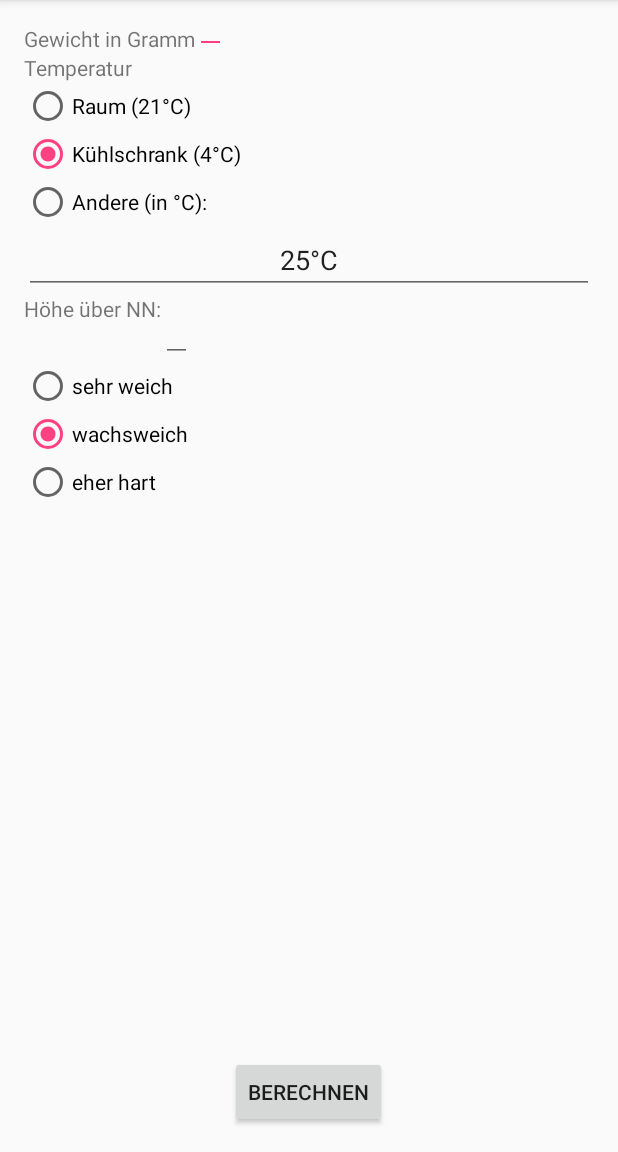
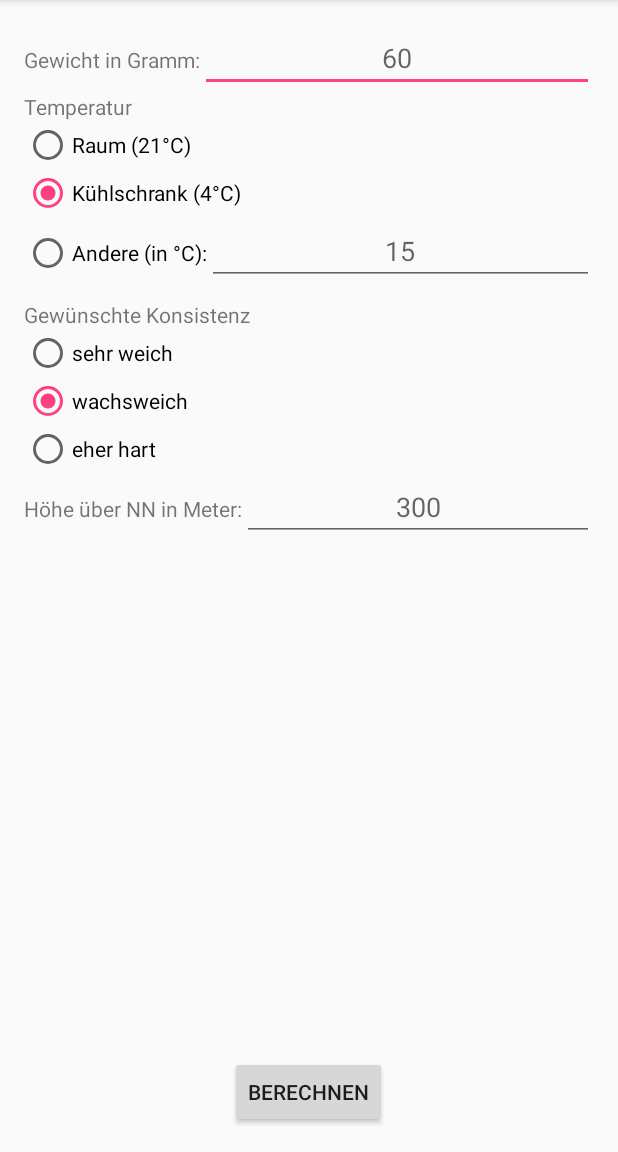
Before and after one commit to MarcelJurtz/Perfeggt, an Android app: the screen it shows after launch (SettingsActivity), on a phone screen of 412 x 824 dp, the part 84-1236 px from its top. Run offline under Robolectric (Android 15) with nearby library versions, the phone set to English and light mode, and no system bars.

Commit message:
Fixed Layout

```diff
--- a/app/src/main/res/layout/activity_settings.xml
+++ b/app/src/main/res/layout/activity_settings.xml
@@ -9,33 +9,41 @@
     android:paddingTop="@dimen/activity_vertical_margin"
     tools:context="com.jurtz.android.pefectegg.SettingsActivity">
 
+    <LinearLayout
+        android:layout_width="match_parent"
+        android:layout_height="wrap_content"
+        android:id="@+id/linearLayoutWeight">
         <TextView
             android:layout_width="wrap_content"
             android:layout_height="wrap_content"
-        android:text="Gewicht in Gramm"
-        android:id="@+id/textView"
+            android:text="Gewicht in Gramm:"
+            android:id="@+id/lblWeight"
             android:layout_alignParentStart="true" />
 
         <EditText
-        android:layout_width="wrap_content"
+            android:layout_width="match_parent"
             android:layout_height="wrap_content"
             android:id="@+id/txtWeight"
             android:layout_alignBottom="@+id/textView"
-        android:layout_toEndOf="@+id/textView" />
+            android:layout_toEndOf="@+id/textView"
+            android:textAlignment="center"
+            android:hint="60" />
+    </LinearLayout>
+
 
     <TextView
         android:layout_width="wrap_content"
         android:layout_height="wrap_content"
         android:text="Temperatur"
-        android:id="@+id/textView2"
-        android:layout_below="@+id/textView"
+        android:id="@+id/lblTemperature"
+        android:layout_below="@+id/linearLayoutWeight"
         android:layout_alignParentStart="true" />
     <RadioGroup
         android:layout_width="match_parent"
         android:layout_height="wrap_content"
-        android:layout_below="@+id/textView2"
+        android:layout_below="@+id/lblTemperature"
         android:layout_alignParentEnd="true"
-        android:id="@+id/radioGroup2">
+        android:id="@+id/rgTemperature">
         <RadioButton
             android:layout_width="wrap_content"
             android:layout_height="wrap_content"
@@ -47,49 +55,40 @@
             android:text="Kühlschrank (4°C)"
             android:id="@+id/rbTemperatureFridge"
             android:checked="true" />
+        <LinearLayout
+            android:layout_width="match_parent"
+            android:layout_height="wrap_content"
+            android:id="@+id/linearLayoutTemperature">
             <RadioButton
                 android:layout_width="wrap_content"
                 android:layout_height="wrap_content"
                 android:text="Andere (in °C):"
                 android:id="@+id/rbTemperatureOther" />
-    </RadioGroup>
             <EditText
                 android:layout_width="match_parent"
                 android:layout_height="wrap_content"
-        android:layout_below="@+id/radioGroup2"
+                android:layout_below="@+id/rgTemperature"
                 android:layout_alignParentEnd="true"
                 android:id="@+id/txtTemperature"
-        android:text="25°C"
-        android:textAlignment="center" />
-
-    <EditText
-        android:layout_width="wrap_content"
-        android:layout_height="wrap_content"
-        android:id="@+id/txtHeightAboveSea"
-        android:layout_below="@+id/txtTemperature"
-        android:layout_toEndOf="@+id/lblHeightAboveSea" />
+                android:textAlignment="center"
+                android:hint="15" />
+        </LinearLayout>
+    </RadioGroup>
 
     <TextView
         android:layout_width="wrap_content"
         android:layout_height="wrap_content"
-        android:text="Höhe über NN:"
-        android:id="@+id/lblHeightAboveSea"
-        android:layout_below="@+id/txtTemperature"
-        android:layout_alignParentStart="true" />
-
-    <Button
-        android:layout_width="wrap_content"
-        android:layout_height="wrap_content"
-        android:text="Berechnen"
-        android:id="@+id/cmdCalculateTime"
-        android:layout_alignParentBottom="true"
-        android:layout_centerHorizontal="true" />
-
+        android:text="Gewünschte Konsistenz"
+        android:id="@+id/lblConsistency"
+        android:layout_below="@+id/rgTemperature"
+        android:layout_alignParentStart="true"
+        android:paddingTop="10sp"/>
     <RadioGroup
         android:layout_width="match_parent"
         android:layout_height="wrap_content"
-        android:layout_below="@+id/txtHeightAboveSea"
-        android:layout_alignParentEnd="true">
+        android:layout_below="@+id/lblConsistency"
+        android:layout_alignParentEnd="true"
+        android:id="@+id/rgConsistency">
         <RadioButton
             android:layout_width="wrap_content"
             android:layout_height="wrap_content"
@@ -108,5 +107,29 @@
             android:id="@+id/rbConsistencyHard" />
     </RadioGroup>
 
+    <LinearLayout
+        android:layout_width="match_parent"
+        android:layout_height="wrap_content"
+        android:id="@+id/linearLayoutHeight"
+        android:layout_below="@+id/rgConsistency">
+        <TextView
+            android:layout_width="wrap_content"
+            android:layout_height="wrap_content"
+            android:text="Höhe über NN in Meter:"
+            android:id="@+id/lblHeightAboveSea"/>
+        <EditText
+            android:layout_width="match_parent"
+            android:layout_height="wrap_content"
+            android:id="@+id/txtHeightAboveSea"
+            android:hint="300"
+            android:textAlignment="center" />
+    </LinearLayout>
 
+    <Button
+        android:layout_width="wrap_content"
+        android:layout_height="wrap_content"
+        android:text="Berechnen"
+        android:id="@+id/cmdCalculateTime"
+        android:layout_alignParentBottom="true"
+        android:layout_centerHorizontal="true" />
 </RelativeLayout>
```
Lines whose indentation alone changed are shown as unchanged.
